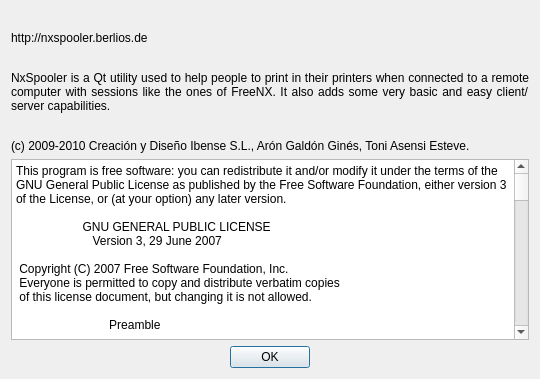
First picture: the form in trunk/aboutDialog.ui, repository BackupTheBerlios/nxspooler-svn, before the edit.
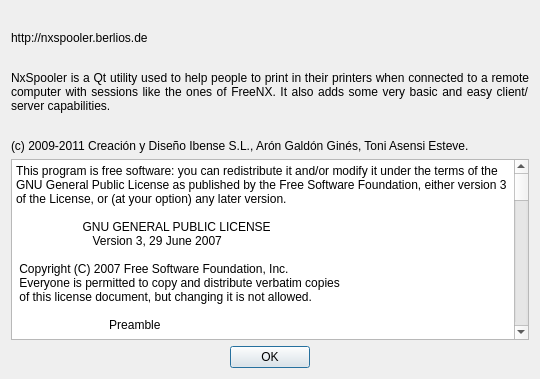
Second picture: the form after the edit. Icons and pictures are not drawn.

The edit to the form file:
```diff
--- a/trunk/aboutDialog.ui
+++ b/trunk/aboutDialog.ui
@@ -89,7 +89,7 @@
       </sizepolicy>
      </property>
      <property name="text">
-      <string notr="true">(c) 2009-2010 Creación y Diseño Ibense S.L., Arón Galdón Ginés, Toni Asensi Esteve. </string>
+      <string notr="true">(c) 2009-2011 Creación y Diseño Ibense S.L., Arón Galdón Ginés, Toni Asensi Esteve. </string>
      </property>
     </widget>
    </item>
```
